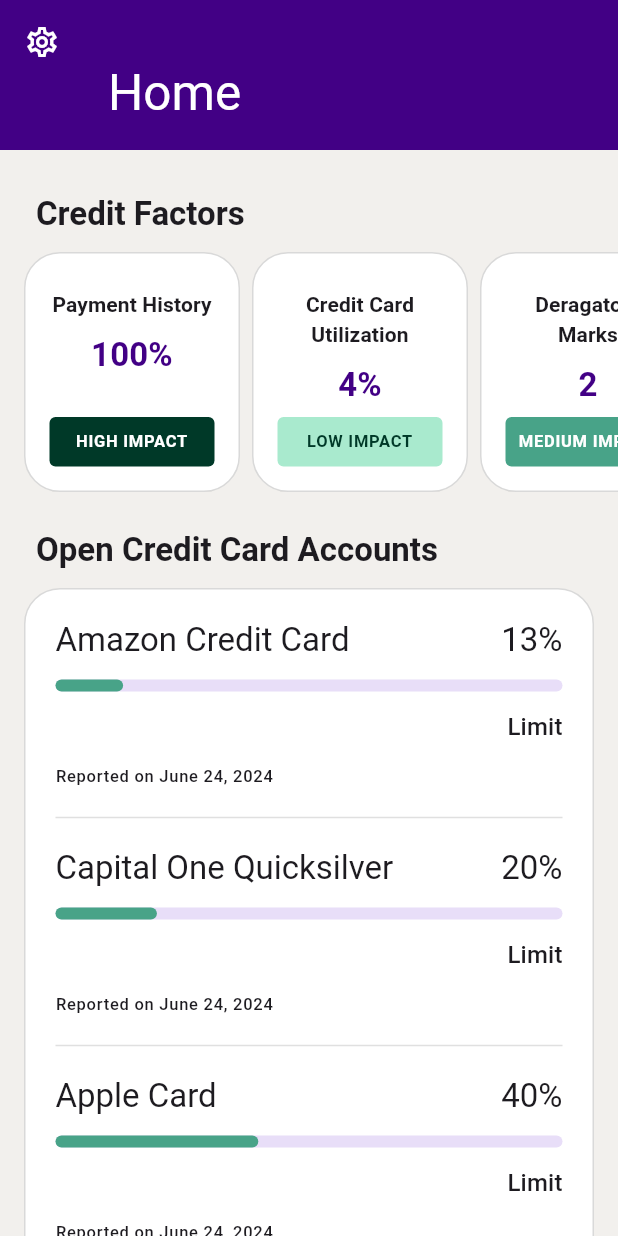
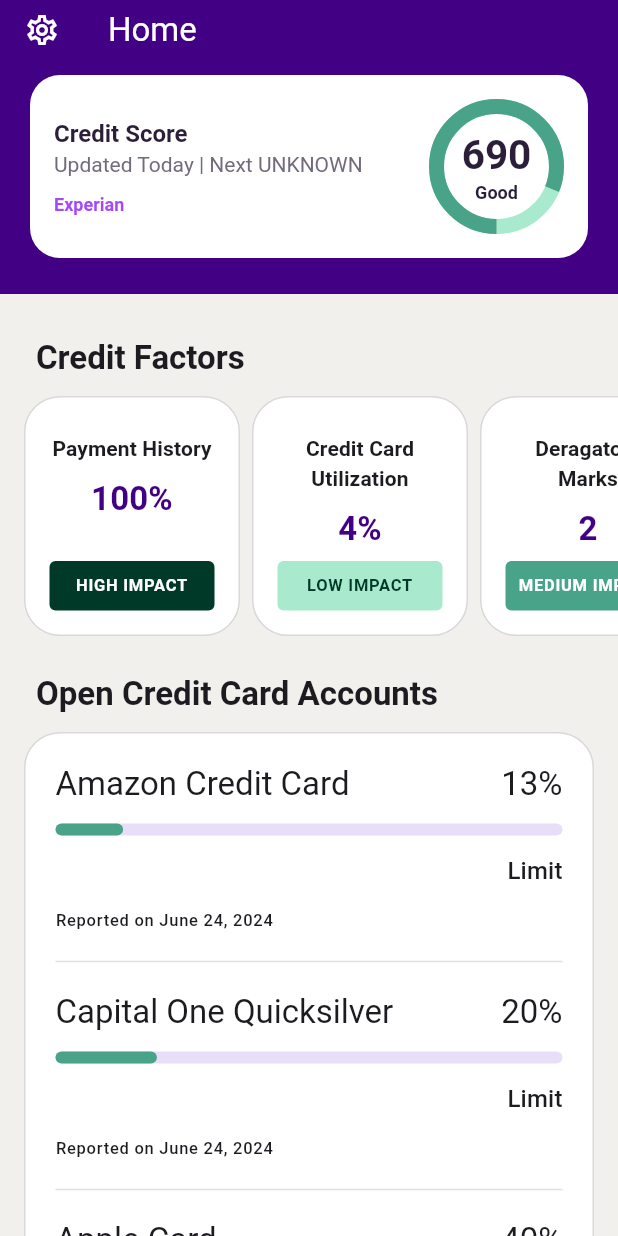
Before and after one commit to jlalvarez18/ava_light, a Flutter app: the screen it shows after launch, on a phone screen of 412 x 824 dp. Run offline on Flutter 3.47's test engine with Material 3 defaults, Android fonts, the light colour scheme and no system bars; drawn by our look-alikes of dashed_circular_progress_bar; our stand-ins replace after_layout, flutter_riverpod, riverpod_annotation; missing offline and left inert: money2; generated files the repository leaves out were written again.

Commit message:
implemented credit score header

```diff
--- a/lib/core/theme/colors.dart
+++ b/lib/core/theme/colors.dart
@@ -1,6 +1,8 @@
 import 'dart:ui';
 
 final class AvaColors {
+  AvaColors._();
+
   static final Color cardColor = Color.fromRGBO(255, 255, 255, 1.0);
   static final Color cardBorderColor = Color.fromRGBO(0, 0, 0, 0.15);
 
--- a/lib/credit_score/models/credit_score.dart
+++ b/lib/credit_score/models/credit_score.dart
@@ -1,4 +1,6 @@
 import 'package:flutter/foundation.dart';
+
+const int kMaxScoreRating = 850;
 
 @immutable
 final class CreditReport {
--- a/lib/credit_score/providers/credit_score_provider.dart
+++ b/lib/credit_score/providers/credit_score_provider.dart
@@ -69,6 +69,13 @@
   ];
 }
 
+@riverpod
+CreditReport latestExperianReport(LatestExperianReportRef ref) {
+  final reports = ref.watch(getExperianReportsProvider);
+
+  return reports[0];
+}
+
 int _kMaxCreditScore = 850;
 int _kMinCreditScore = 850;
 
--- /dev/null
+++ b/lib/credit_score/widgets/credit_score_header.dart
@@ -0,0 +1,117 @@
+import 'package:ava_light/core/theme/colors.dart';
+import 'package:ava_light/core/ui/spaced_column.dart';
+import 'package:ava_light/credit_score/models/credit_score.dart';
+import 'package:dashed_circular_progress_bar/dashed_circular_progress_bar.dart';
+import 'package:flutter/material.dart';
+
+class CreditScoreHeader extends StatelessWidget {
+  const CreditScoreHeader({super.key, required this.report});
+
+  final CreditReport report;
+
+  @override
+  Widget build(BuildContext context) {
+    final textTheme = Theme.of(context).textTheme;
+
+    final titleStyle = textTheme.titleLarge?.copyWith(
+      fontWeight: FontWeight.w600,
+      fontSize: 16,
+      color: Color.fromRGBO(42, 30, 57, 1),
+    );
+
+    final subtitleStyle = textTheme.titleLarge?.copyWith(
+      fontWeight: FontWeight.w400,
+      fontSize: 14,
+      color: Color.fromRGBO(115, 107, 124, 1),
+    );
+
+    final agencyStyle = textTheme.titleLarge?.copyWith(
+      fontWeight: FontWeight.w600,
+      fontSize: 12,
+      color: Color.fromRGBO(164, 72, 255, 1),
+    );
+
+    return Container(
+      decoration: ShapeDecoration(
+        color: AvaColors.cardColor,
+        shape: RoundedRectangleBorder(
+          borderRadius: BorderRadius.circular(20),
+        ),
+      ),
+      child: Padding(
+        padding: const EdgeInsets.all(16.0),
+        child: Row(
+          mainAxisAlignment: MainAxisAlignment.spaceBetween,
+          children: [
+            SpacedColumn(
+              crossAxisAlignment: CrossAxisAlignment.start,
+              spacing: 10,
+              children: [
+                SpacedColumn(
+                  spacing: 2,
+                  crossAxisAlignment: CrossAxisAlignment.start,
+                  children: [
+                    Text("Credit Score", style: titleStyle),
+                    Text("Updated Today | Next UNKNOWN", style: subtitleStyle),
+                  ],
+                ),
+                Text(report.agency.string, style: agencyStyle),
+              ],
+            ),
+            _CreditScoreWidget(report: report),
+          ],
+        ),
+      ),
+    );
+  }
+}
+
+class _CreditScoreWidget extends StatelessWidget {
+  const _CreditScoreWidget({super.key, required this.report});
+
+  final CreditReport report;
+
+  @override
+  Widget build(BuildContext context) {
+    final textTheme = Theme.of(context).textTheme;
+
+    final scoreStyle = textTheme.titleLarge?.copyWith(
+      fontWeight: FontWeight.w600,
+      fontSize: 27,
+      color: Color.fromRGBO(42, 30, 57, 1),
+    );
+
+    final ratingStyle = textTheme.titleLarge?.copyWith(
+      fontWeight: FontWeight.w600,
+      fontSize: 12,
+      color: Color.fromRGBO(42, 30, 57, 1),
+    );
+
+    return SizedBox(
+      height: 90,
+      child: DashedCircularProgressBar.aspectRatio(
+        aspectRatio: 1.0,
+        startAngle: 180,
+        corners: StrokeCap.butt,
+        animation: true,
+        progress: report.score.toDouble(),
+        maxProgress: kMaxScoreRating.toDouble(),
+        foregroundStrokeWidth: 10,
+        backgroundStrokeWidth: 10,
+        foregroundColor: Color.fromRGBO(72, 163, 136, 1),
+        backgroundColor: Color.fromRGBO(169, 234, 206, 1),
+        child: Center(
+          child: Center(
+            child: Column(
+              mainAxisAlignment: MainAxisAlignment.center,
+              children: [
+                Text(report.score.toString(), style: scoreStyle),
+                Text(report.rating.string, style: ratingStyle),
+              ],
+            ),
+          ),
+        ),
+      ),
+    );
+  }
+}
--- a/lib/home.dart
+++ b/lib/home.dart
@@ -4,6 +4,8 @@
 import 'package:ava_light/core/ui/spaced_column.dart';
 import 'package:ava_light/credit_factors/providers/credit_factors_provider.dart';
 import 'package:ava_light/credit_factors/widgets/credit_factors_list_widget.dart';
+import 'package:ava_light/credit_score/providers/credit_score_provider.dart';
+import 'package:ava_light/credit_score/widgets/credit_score_header.dart';
 import 'package:flutter/material.dart';
 import 'package:flutter_riverpod/flutter_riverpod.dart';
 
@@ -14,6 +16,7 @@
   Widget build(BuildContext context, WidgetRef ref) {
     final accounts = ref.watch(getAllAccountsProvider);
     final creditFactors = ref.watch(allCreditFactorsProvider);
+    final latestReport = ref.watch(latestExperianReportProvider);
 
     final List<Widget> sections = [
       HomeSectionWidget(
@@ -35,14 +38,19 @@
       child: CustomScrollView(
         slivers: [
           SliverAppBar(
-            pinned: true,
-            expandedHeight: 100,
             backgroundColor: AvaColors.purple,
             foregroundColor: Colors.white,
-            flexibleSpace: FlexibleSpaceBar(
-              title: Text(
-                "Home",
-                style: TextStyle(color: Colors.white),
+            title: Text("Home"),
+            bottom: PreferredSize(
+              preferredSize: Size(0, 140),
+              child: Padding(
+                padding: const EdgeInsets.only(
+                  left: 20,
+                  right: 20,
+                  bottom: 24,
+                  top: 10,
+                ),
+                child: CreditScoreHeader(report: latestReport),
               ),
             ),
             leading: IconButton(
--- a/pubspec.yaml
+++ b/pubspec.yaml
@@ -8,6 +8,7 @@
 
 dependencies:
   after_layout: ^1.2.0
+  dashed_circular_progress_bar: ^0.0.6
   flutter:
     sdk: flutter
   flutter_riverpod: ^2.5.1
```
Also changed, not shown: lib/credit_score/providers/credit_score_provider.g.dart, pubspec.lock.
